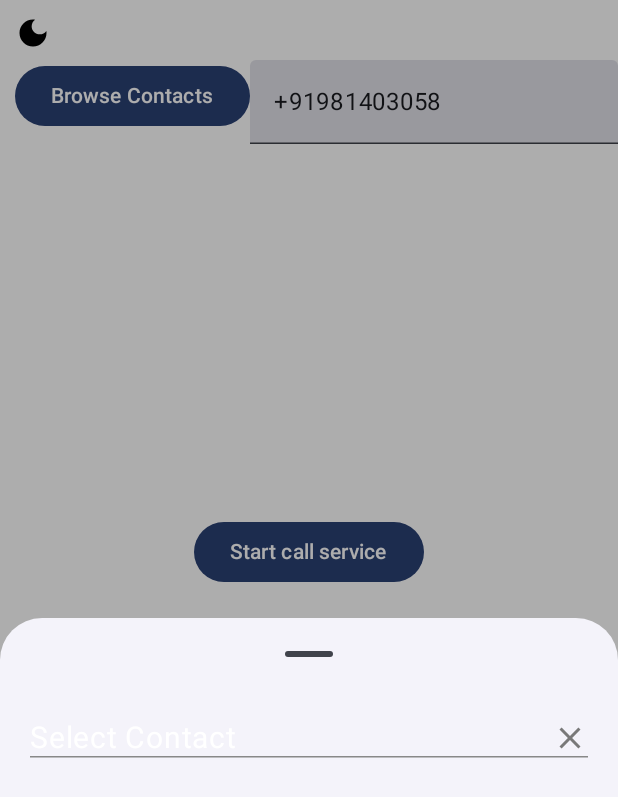
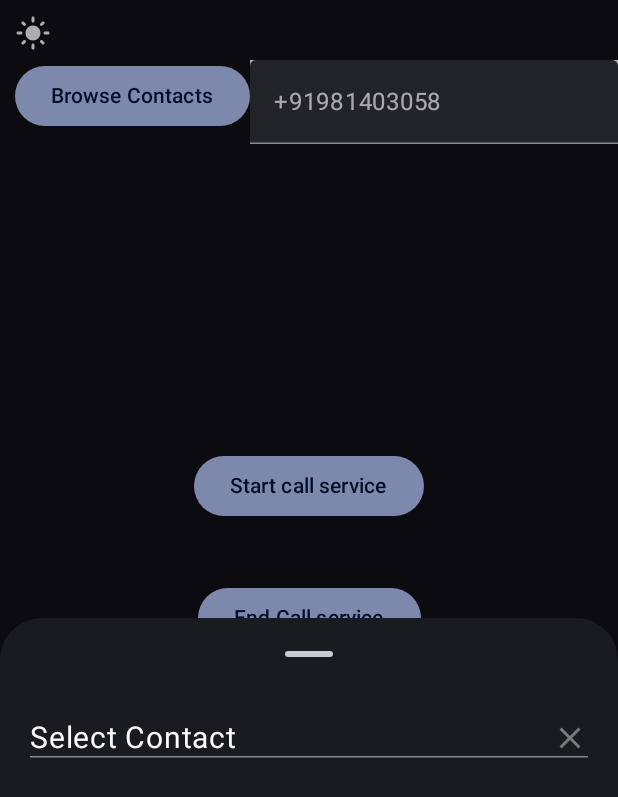
Before and after one commit to piyush921/repeated_calling_app, an Android app built with Jetpack Compose: the screen it shows after launch (MainActivity), after a tap on "Browse Contacts", on a phone screen of 412 x 824 dp. Shown: the top 797 px of the screen. Run offline under Robolectric (Android 15) with nearby library versions, the phone set to English and light mode, and no system bars; 1 other tap on this screen came first.

Commit message:
added theme change button and message on home screen

```diff
--- a/app/src/main/java/com/first/project/MainActivity.kt
+++ b/app/src/main/java/com/first/project/MainActivity.kt
@@ -40,6 +40,7 @@ import androidx.compose.ui.Modifier
 import androidx.compose.ui.graphics.Color
 import androidx.compose.ui.platform.LocalContext
 import androidx.compose.ui.res.painterResource
+import androidx.compose.ui.text.style.TextAlign
 import androidx.compose.ui.tooling.preview.Preview
 import androidx.compose.ui.unit.dp
 import androidx.compose.ui.unit.sp
@@ -48,8 +49,6 @@ import androidx.lifecycle.lifecycleScope
 import com.first.project.model.Contact
 import com.first.project.services.CallService
 import com.first.project.ui.theme.FirstProjectTheme
-import com.first.project.ui.theme.materialBlack
-import com.first.project.ui.theme.materialLight
 import kotlinx.coroutines.launch
 
 class MainActivity : ComponentActivity() {
@@ -67,7 +66,7 @@ class MainActivity : ComponentActivity() {
     override fun onCreate(savedInstanceState: Bundle?) {
         super.onCreate(savedInstanceState)
         setContent {
-            FirstProjectTheme {
+            FirstProjectTheme(darkTheme = viewModel.themeState.value) {
                 // A surface container using the 'background' color from the theme
                 Surface(
                     modifier = Modifier.fillMaxSize(),
@@ -75,7 +74,7 @@ class MainActivity : ComponentActivity() {
                 ) {
                     CreateUi()
                     if (showBottomSheet.value) {
-                        BottomSheet()
+                        SelectContactSheet()
                     }
                 }
             }
@@ -117,6 +116,7 @@ class MainActivity : ComponentActivity() {
             }
     }
 
+    @Preview
     @Composable
     fun CreateUi() {
         val context = LocalContext.current
@@ -124,16 +124,12 @@ class MainActivity : ComponentActivity() {
             modifier = Modifier
                 .fillMaxSize()
                 .background(
-                    if (viewModel.themeState.value == MainViewModel.LIGHT_THEME) {
-                        materialBlack
-                    } else {
-                        materialLight
-                    }
+                    MaterialTheme.colorScheme.background
                 )
         ) {
             Image(
                 painter = painterResource(
-                    if (viewModel.themeState.value == MainViewModel.LIGHT_THEME) {
+                    if (viewModel.themeState.value) {
                         R.drawable.ic_light_theme
                     } else {
                         R.drawable.ic_dark_theme
@@ -142,11 +138,7 @@ class MainActivity : ComponentActivity() {
                 contentDescription = "theme_button",
                 modifier = Modifier
                     .clickable {
-                        if (viewModel.themeState.value == MainViewModel.LIGHT_THEME) {
-                            viewModel.themeState.value = MainViewModel.DARK_THEME
-                        } else {
-                            viewModel.themeState.value = MainViewModel.LIGHT_THEME
-                        }
+                        viewModel.themeState.value = !viewModel.themeState.value
                     }
                     .padding(10.dp),
                 alignment = Alignment.TopEnd,
@@ -200,6 +192,12 @@ class MainActivity : ComponentActivity() {
                 }, modifier = Modifier.padding(20.dp)) {
                     Text(text = "End Call service")
                 }
+                Text(
+                    text = "Do not press power button or close app when call service is running.",
+                    color = Color.Gray,
+                    modifier = Modifier.padding(20.dp),
+                    textAlign = TextAlign.Center
+                )
             }
         }
     }
@@ -219,7 +217,7 @@ class MainActivity : ComponentActivity() {
     @OptIn(ExperimentalMaterial3Api::class)
     @Preview
     @Composable
-    private fun BottomSheet() {
+    private fun SelectContactSheet() {
         if (contactsList.isEmpty()) {
             getContacts()
         }
@@ -244,7 +242,7 @@ class MainActivity : ComponentActivity() {
                     verticalAlignment = Alignment.CenterVertically,
                     horizontalArrangement = Arrangement.SpaceBetween
                 ) {
-                    Text(text = "Select Contact", color = Color.White, fontSize = 20.sp)
+                    Text(text = "Select Contact", fontSize = 20.sp)
                     Image(
                         painter = painterResource(R.drawable.ic_close),
                         contentDescription = "close bottom sheet",
@@ -290,7 +288,7 @@ class MainActivity : ComponentActivity() {
             }) {
             Text(
                 text = contact.name.toString(),
-                color = Color.White,
+                //color = Color.White,
                 modifier = Modifier.padding(0.dp, 10.dp, 0.dp, 0.dp)
             )
             Text(text = contact.phone.toString(), color = Color.Gray)
--- a/app/src/main/java/com/first/project/MainViewModel.kt
+++ b/app/src/main/java/com/first/project/MainViewModel.kt
@@ -12,12 +12,7 @@ import kotlinx.coroutines.flow.catch
 
 class MainViewModel(private val contactsFactory: ContactsFactory): ViewModel() {
 
-    companion object {
-        const val LIGHT_THEME = 0
-        const val DARK_THEME = 1
-    }
-
-    val themeState: MutableState<Int> = mutableStateOf(LIGHT_THEME)
+    val themeState: MutableState<Boolean> = mutableStateOf(false)
     val contact: MutableState<Contact> = mutableStateOf(Contact("0", "home", "+91981403058"))
     val contactsProgress: MutableState<Boolean> = mutableStateOf(true)
 
--- a/app/src/main/java/com/first/project/ui/theme/Color.kt
+++ b/app/src/main/java/com/first/project/ui/theme/Color.kt
@@ -12,3 +12,16 @@ val Pink40 = Color(0xFF7D5260)
 
 val materialBlack = Color(0xFF212121)
 val materialLight = Color(0xFFffffff)
+
+
+// Light Theme Colors
+val LightPrimary = Color(0xFF6200EE)
+val LightOnPrimary = Color(0xFFFFFFFF)
+val LightBackground = Color(0xFFFFFFFF)
+val LightOnBackground = Color(0xFF000000)
+
+// Dark Theme Colors
+val DarkPrimary = Color(0xFFBB86FC)
+val DarkOnPrimary = Color(0xFF000000)
+val DarkBackground = Color(0xFF121212)
+val DarkOnBackground = Color(0xFFFFFFFF)
--- a/app/src/main/java/com/first/project/ui/theme/Theme.kt
+++ b/app/src/main/java/com/first/project/ui/theme/Theme.kt
@@ -15,16 +15,19 @@ import androidx.compose.ui.platform.LocalContext
 import androidx.compose.ui.platform.LocalView
 import androidx.core.view.WindowCompat
 
-private val DarkColorScheme = darkColorScheme(
-        primary = Purple80,
-        secondary = PurpleGrey80,
-        tertiary = Pink80
+val LightColorScheme = lightColorScheme(
+    primary = LightPrimary,
+    onPrimary = LightOnPrimary,
+    background = LightBackground,
+    onBackground = LightOnBackground
 )
 
-private val LightColorScheme = lightColorScheme(
-        primary = Purple40,
-        secondary = PurpleGrey40,
-        tertiary = Pink40
+val DarkColorScheme = darkColorScheme(
+    primary = DarkPrimary,
+    onPrimary = DarkOnPrimary,
+    background = DarkBackground,
+    onBackground = DarkOnBackground
+)
 
 /* Other default colors to override
 background = Color(0xFFFFFBFE),
@@ -35,7 +38,6 @@ private val LightColorScheme = lightColorScheme(
 onBackground = Color(0xFF1C1B1F),
 onSurface = Color(0xFF1C1B1F),
 */
-)
 
 @Composable
 fun FirstProjectTheme(
```
Lines whose indentation alone changed are shown as unchanged.
